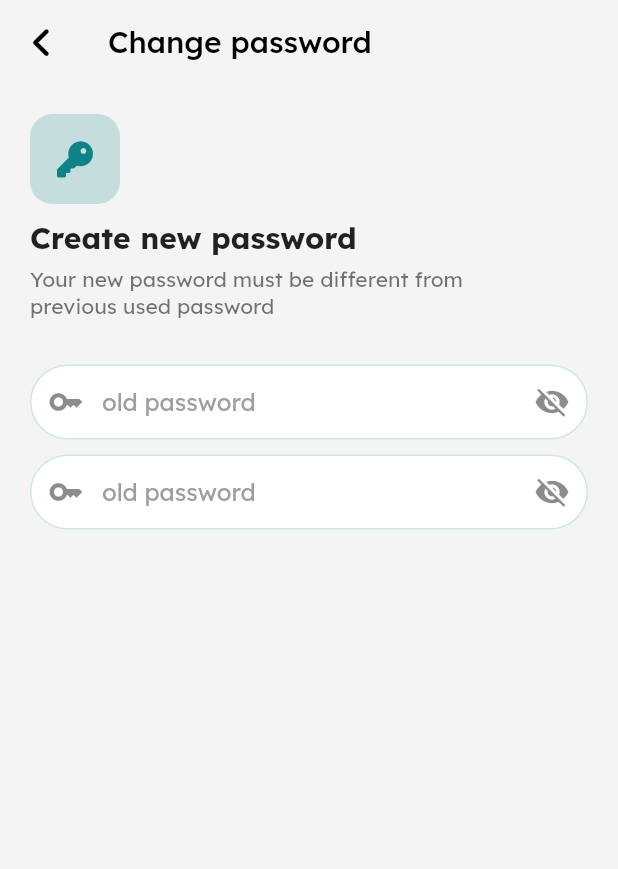
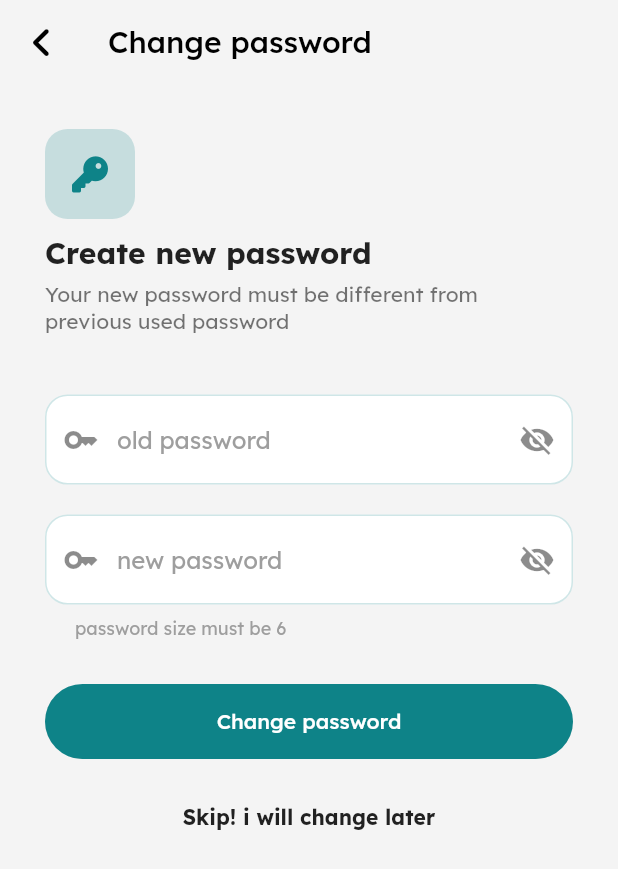
Before and after one commit to AmanuelDemelash/hakime_delivery, a Flutter app: the ChangePassword screen opened by its route, on a phone screen of 412 x 824 dp. Shown: the top 869 px of the screen. Run offline on Flutter 3.47's test engine with Material 2 defaults, Android fonts, the phone set to English and light mode, and no system bars; our stand-ins replace audioplayers, awesome_notifications, cached_network_image, connectivity_plus, flutter_advanced_drawer, flutter_spinkit and 9 more; missing offline and left inert: flutter_swipe_button; accounts and stored records are empty.

Commit message:
change password

```diff
--- a/lib/controllers/splashcontroller.dart
+++ b/lib/controllers/splashcontroller.dart
@@ -7,6 +7,7 @@ class SplashController extends GetxController {
   var islogin = false.obs;
   //var token = null.obs;
   late final prefs;
+
 
   Future<void> gotonext() async {
     bool connec =
--- a/lib/screens/auth/changepassword.dart
+++ b/lib/screens/auth/changepassword.dart
@@ -7,9 +7,9 @@ import '../../utils/constants.dart';
 class ChangePassword extends StatelessWidget {
   ChangePassword({Key? key}) : super(key: key);
 
-  var _formkwy = GlobalKey<FormState>();
-  TextEditingController _oldpassword = TextEditingController();
-  TextEditingController _newpassword = TextEditingController();
+  final _formkey = GlobalKey<FormState>();
+  final TextEditingController _oldpassword = TextEditingController();
+  final TextEditingController _newpassword = TextEditingController();
 
   customsnack(String message) {
     return Get.snackbar("Error", message,
@@ -43,7 +43,7 @@ class ChangePassword extends StatelessWidget {
             )),
       ),
       body: Padding(
-        padding: const EdgeInsets.all(20),
+        padding: const EdgeInsets.all(30),
         child: Column(
           mainAxisAlignment: MainAxisAlignment.start,
           crossAxisAlignment: CrossAxisAlignment.start,
@@ -70,9 +70,10 @@ class ChangePassword extends StatelessWidget {
               style: TextStyle(color: Colors.black54),
             ),
             const SizedBox(
-              height: 30,
+              height: 40,
             ),
             Form(
+              key: _formkey,
                 child: Column(
               children: [
                 // old password
@@ -89,7 +90,7 @@ class ChangePassword extends StatelessWidget {
                         return null;
                       },
                       decoration: InputDecoration(
-                          contentPadding: const EdgeInsets.all(15),
+                          contentPadding: const EdgeInsets.all(20),
                           hintText: "old password",
                           filled: true,
                           prefixIcon: const Icon(Icons.key_sharp),
@@ -118,38 +119,40 @@ class ChangePassword extends StatelessWidget {
                               borderSide:
                                   BorderSide(color: Constants.whitesmoke),
                               borderRadius:
-                                  BorderRadius.all(Radius.circular(30))),
+                                  BorderRadius.all(Radius.circular(15))),
                           focusedBorder: const OutlineInputBorder(
                               borderSide:
                                   BorderSide(color: Constants.primcolor),
                               borderRadius:
-                                  BorderRadius.all(Radius.circular(30))),
+                                  BorderRadius.all(Radius.circular(15))),
                           enabledBorder: OutlineInputBorder(
                               borderSide: BorderSide(
                                   color: Constants.primcolor.withOpacity(0.2)),
                               borderRadius:
-                                  const BorderRadius.all(Radius.circular(30))),
+                                  const BorderRadius.all(Radius.circular(15))),
                           fillColor: Colors.white),
                     )),
                 const SizedBox(
-                  height: 10,
+                  height:20,
                 ),
                 // new password
                 Obx(() => TextFormField(
                       controller: _newpassword,
+
                       obscureText:
                           Get.find<LoginController>().password_visible.value,
                       validator: (value) {
                         if (value!.isEmpty) {
-                          return customsnack("please enter old  password");
+                          return customsnack("please enter new  password");
                         } else if (value.length < 6) {
                           return customsnack("Password length must be 6");
                         }
                         return null;
                       },
                       decoration: InputDecoration(
-                          contentPadding: const EdgeInsets.all(15),
-                          hintText: "old password",
+                          contentPadding: const EdgeInsets.all(20),
+                          hintText: "new password",
+                          helperText: "password size must be 6",
                           filled: true,
                           prefixIcon: const Icon(Icons.key_sharp),
                           suffixIcon: IconButton(
@@ -177,20 +180,49 @@ class ChangePassword extends StatelessWidget {
                               borderSide:
                                   BorderSide(color: Constants.whitesmoke),
                               borderRadius:
-                                  BorderRadius.all(Radius.circular(30))),
+                                  BorderRadius.all(Radius.circular(15))),
                           focusedBorder: const OutlineInputBorder(
                               borderSide:
                                   BorderSide(color: Constants.primcolor),
                               borderRadius:
-                                  BorderRadius.all(Radius.circular(30))),
+                                  BorderRadius.all(Radius.circular(15))),
                           enabledBorder: OutlineInputBorder(
                               borderSide: BorderSide(
                                   color: Constants.primcolor.withOpacity(0.2)),
                               borderRadius:
-                                  const BorderRadius.all(Radius.circular(30))),
+                                  const BorderRadius.all(Radius.circular(15))),
                           fillColor: Colors.white),
                     )
                 ),
+                const SizedBox(height: 30,),
+
+                 // change password button
+                SizedBox(
+                  width: Get.width,
+                  height: 50,
+                  child: ClipRRect(
+                    borderRadius: BorderRadius.circular(50),
+                    child: ElevatedButton(
+                      style: ElevatedButton.styleFrom(
+                        padding:const EdgeInsets.all(10)
+                      ),
+                     onPressed:() {
+                        _formkey.currentState!.save();
+                        if(_formkey.currentState!.validate()){
+
+                        }else{
+
+                        }
+
+                    }, child:const Text("Change password")),
+                  ),
+                ),
+                const SizedBox(height: 30,),
+                const Text(
+                  "Skip! i will change later",
+                  style: TextStyle( fontWeight: FontWeight.bold),
+                ),
+
               ],
             ))
           ],
--- a/lib/screens/auth/login.dart
+++ b/lib/screens/auth/login.dart
@@ -88,7 +88,7 @@ class Login extends StatelessWidget {
                         decoration: InputDecoration(
                             hintText: "email",
                             filled: true,
-                            contentPadding: const EdgeInsets.all(15),
+                            contentPadding: const EdgeInsets.all(20),
                             prefixIcon: const Icon(Icons.email),
                             errorBorder: const OutlineInputBorder(
                                 borderSide: BorderSide(color: Colors.red),
@@ -129,7 +129,7 @@ class Login extends StatelessWidget {
                               return null;
                             },
                             decoration: InputDecoration(
-                                contentPadding: const EdgeInsets.all(15),
+                                contentPadding: const EdgeInsets.all(20),
                                 hintText: "password",
                                 filled: true,
                                 prefixIcon: const Icon(Icons.key_sharp),
@@ -230,6 +230,7 @@ class Login extends StatelessWidget {
 
                           return Container(
                               width: Get.width,
+                              height: 55,
                               margin:
                                   const EdgeInsets.only(left: 15, right: 15),
                               child: Obx(() => ClipRRect(
```
Also changed, not shown: lib/main.dart (+10 -6 lines), lib/screens/auth/forgotpassword.dart (+3 -6 lines).
